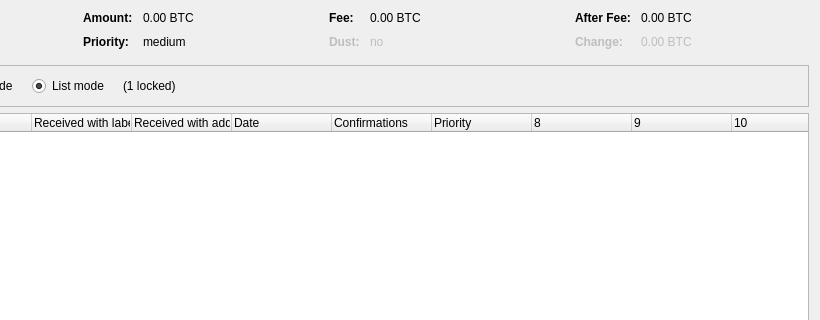
Before: the Qt Designer form src/qt/forms/coincontroldialog.ui in drivercoin/drivercoin, drawn with Qt 5; both pictures show x 180 to 1000 and y 0 to 320 of the 1000 by 500 pixel window.
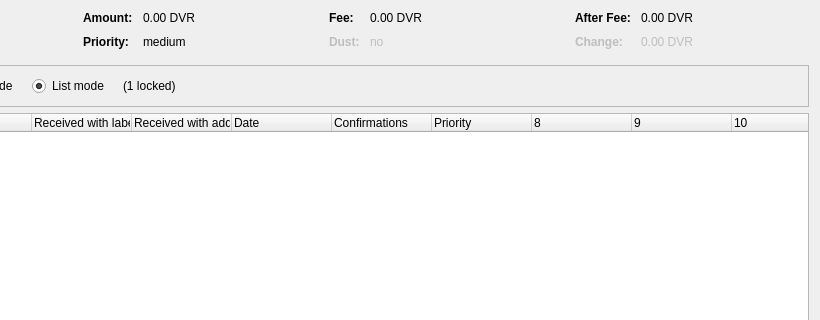
After: the same form once the commit is applied. Custom widgets are drawn as their Qt base class.

```diff
--- a/src/qt/forms/coincontroldialog.ui
+++ b/src/qt/forms/coincontroldialog.ui
@@ -132,7 +132,7 @@
           <enum>Qt::ActionsContextMenu</enum>
          </property>
          <property name="text">
-          <string notr="true">0.00 BTC</string>
+          <string notr="true">0.00 DVR</string>
          </property>
          <property name="textInteractionFlags">
           <set>Qt::LinksAccessibleByMouse|Qt::TextSelectableByKeyboard|Qt::TextSelectableByMouse</set>
@@ -206,7 +206,7 @@
           <enum>Qt::ActionsContextMenu</enum>
          </property>
          <property name="text">
-          <string notr="true">0.00 BTC</string>
+          <string notr="true">0.00 DVR</string>
          </property>
          <property name="textInteractionFlags">
           <set>Qt::LinksAccessibleByMouse|Qt::TextSelectableByKeyboard|Qt::TextSelectableByMouse</set>
@@ -286,7 +286,7 @@
           <enum>Qt::ActionsContextMenu</enum>
          </property>
          <property name="text">
-          <string notr="true">0.00 BTC</string>
+          <string notr="true">0.00 DVR</string>
          </property>
          <property name="textInteractionFlags">
           <set>Qt::LinksAccessibleByMouse|Qt::TextSelectableByKeyboard|Qt::TextSelectableByMouse</set>
@@ -321,7 +321,7 @@
           <enum>Qt::ActionsContextMenu</enum>
          </property>
          <property name="text">
-          <string notr="true">0.00 BTC</string>
+          <string notr="true">0.00 DVR</string>
          </property>
          <property name="textInteractionFlags">
           <set>Qt::LinksAccessibleByMouse|Qt::TextSelectableByKeyboard|Qt::TextSelectableByMouse</set>
```
